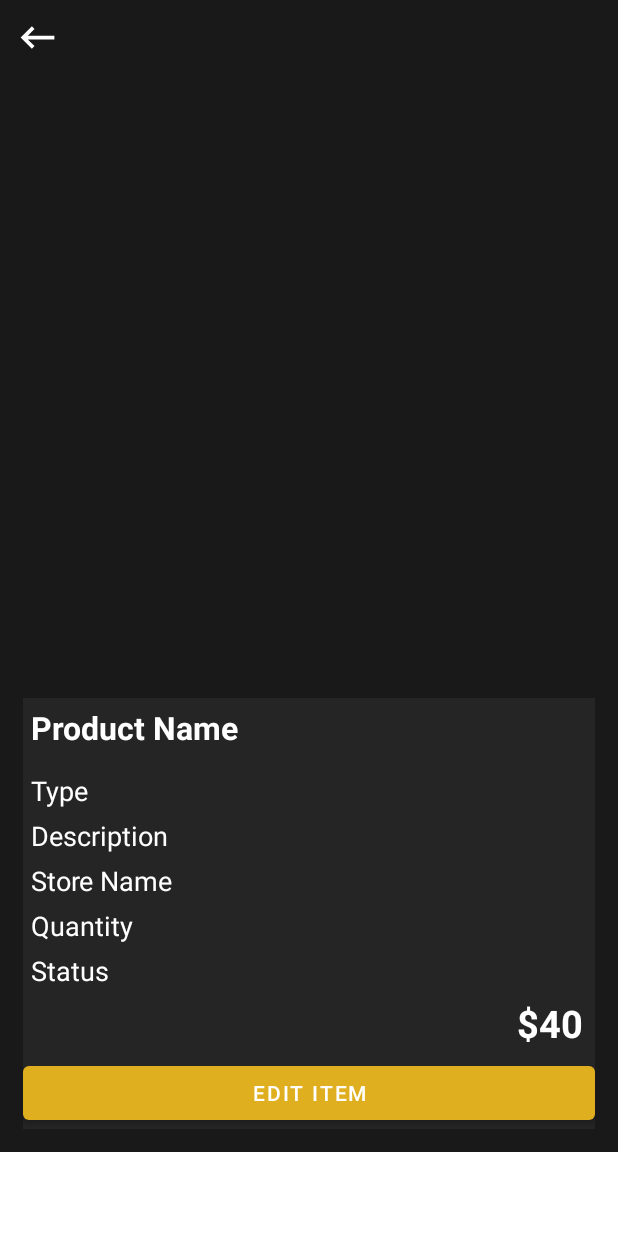
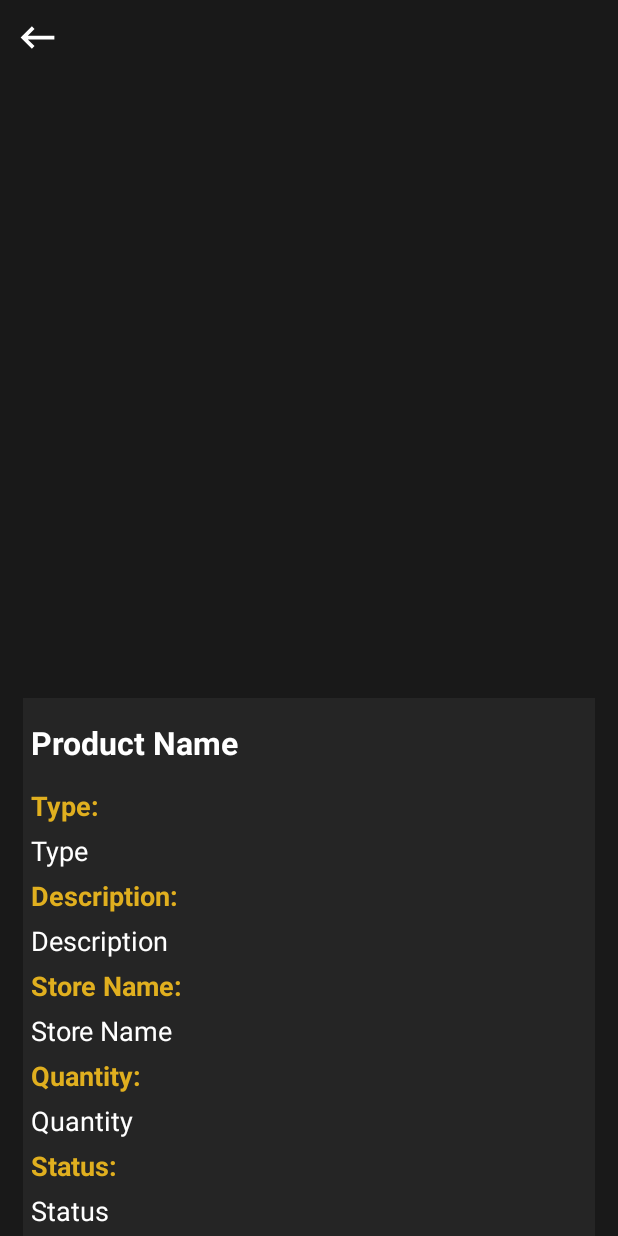
Before and after one commit to uan09/App, an Android app: the Retail_DisplayProductActivity screen opened directly, with no data from a screen before it, on a phone screen of 412 x 824 dp. Run offline under Robolectric (Android 15) with nearby library versions, the phone set to English and light mode, and no system bars; our stand-ins replace Firebase (no records; nobody signed in at launch, a user with empty details on screens opened directly); Roboto replaces fonts that are not available here; 1 statement that could not run was skipped.

Commit message:
updated UI for displaying products

```diff
--- a/app/src/main/res/layout/activity_retail_product_display.xml
+++ b/app/src/main/res/layout/activity_retail_product_display.xml
@@ -1,13 +1,20 @@
 <?xml version="1.0" encoding="utf-8"?>
 <androidx.core.widget.NestedScrollView xmlns:android="http://schemas.android.com/apk/res/android"
     xmlns:tools="http://schemas.android.com/tools"
+    xmlns:app="http://schemas.android.com/apk/res-auto"
     android:layout_width="match_parent"
     android:layout_height="wrap_content"
     tools:context=".Retail_DisplayProductActivity">
-
+  <ScrollView
+      android:layout_width="match_parent"
+      android:layout_height="match_parent"
+      app:layout_constraintBottom_toBottomOf="parent"
+      app:layout_constraintEnd_toEndOf="parent"
+      app:layout_constraintStart_toStartOf="parent"
+      app:layout_constraintTop_toTopOf="parent">
   <LinearLayout
       android:layout_width="match_parent"
-      android:layout_height="match_parent"
+      android:layout_height="wrap_content"
       android:background="@color/lighter"
       android:orientation="vertical">
 
@@ -42,7 +49,7 @@
           android:layout_width="match_parent"
           android:layout_height="wrap_content"
           android:text="Product Name"
-          android:layout_marginTop="5dp"
+          android:layout_marginTop="15dp"
           android:layout_marginStart="5dp"
           android:layout_marginEnd="8dp"
           android:textColor="@color/white"
@@ -50,14 +57,38 @@
           android:textStyle="bold" />
 
       <TextView
-          android:id="@+id/product_type"
+          android:id="@+id/product_type_label"
           android:layout_width="match_parent"
           android:layout_height="wrap_content"
           android:layout_marginTop="15dp"
           android:layout_marginStart="5dp"
           android:layout_marginEnd="8dp"
+          android:textColor="@color/yellow"
+          android:textStyle="bold"
+          android:text="Type:"
+          android:textSize="18dp" />
+
+      <TextView
+          android:id="@+id/product_type"
+          android:layout_width="match_parent"
+          android:layout_height="wrap_content"
+          android:layout_marginTop="5dp"
+          android:layout_marginStart="5dp"
+          android:layout_marginEnd="8dp"
           android:textColor="@color/white"
           android:text="Type"
+          android:textSize="18dp" />
+
+      <TextView
+          android:id="@+id/product_description_label"
+          android:layout_width="match_parent"
+          android:layout_height="wrap_content"
+          android:layout_marginTop="5dp"
+          android:layout_marginStart="5dp"
+          android:layout_marginEnd="8dp"
+          android:textColor="@color/yellow"
+          android:textStyle="bold"
+          android:text="Description:"
           android:textSize="18dp" />
 
       <TextView
@@ -72,6 +103,18 @@
           android:textSize="18dp" />
 
       <TextView
+          android:id="@+id/store_name_label"
+          android:layout_width="match_parent"
+          android:layout_height="wrap_content"
+          android:layout_marginTop="5dp"
+          android:layout_marginStart="5dp"
+          android:layout_marginEnd="8dp"
+          android:textColor="@color/yellow"
+          android:textStyle="bold"
+          android:text="Store Name:"
+          android:textSize="18dp" />
+
+      <TextView
           android:id="@+id/store_name"
           android:layout_width="match_parent"
           android:layout_height="wrap_content"
@@ -83,6 +126,18 @@
           android:textSize="18dp" />
 
       <TextView
+          android:id="@+id/product_quantity_label"
+          android:layout_width="match_parent"
+          android:layout_height="wrap_content"
+          android:textColor="@color/yellow"
+          android:layout_marginTop="5dp"
+          android:layout_marginStart="5dp"
+          android:layout_marginEnd="8dp"
+          android:textStyle="bold"
+          android:text="Quantity:"
+          android:textSize="18dp" />
+
+      <TextView
           android:id="@+id/product_quantity"
           android:layout_width="match_parent"
           android:layout_height="wrap_content"
@@ -91,6 +146,18 @@
           android:layout_marginStart="5dp"
           android:layout_marginEnd="8dp"
           android:text="Quantity"
+          android:textSize="18dp" />
+
+      <TextView
+          android:id="@+id/product_status_label"
+          android:layout_width="match_parent"
+          android:layout_height="wrap_content"
+          android:layout_marginTop="5dp"
+          android:layout_marginStart="5dp"
+          android:layout_marginEnd="8dp"
+          android:textColor="@color/yellow"
+          android:textStyle="bold"
+          android:text="Status:"
           android:textSize="18dp" />
 
       <TextView
@@ -125,4 +192,5 @@
           android:text="Edit Item" />
     </LinearLayout>
   </LinearLayout>
+  </ScrollView>
 </androidx.core.widget.NestedScrollView>
```
Also changed, not shown: app/src/main/java/com/example/app/User_DisplayProductActivity.java (+4 -4 lines), app/src/main/res/layout/activity_user_product_display.xml (+55 -1 lines).
